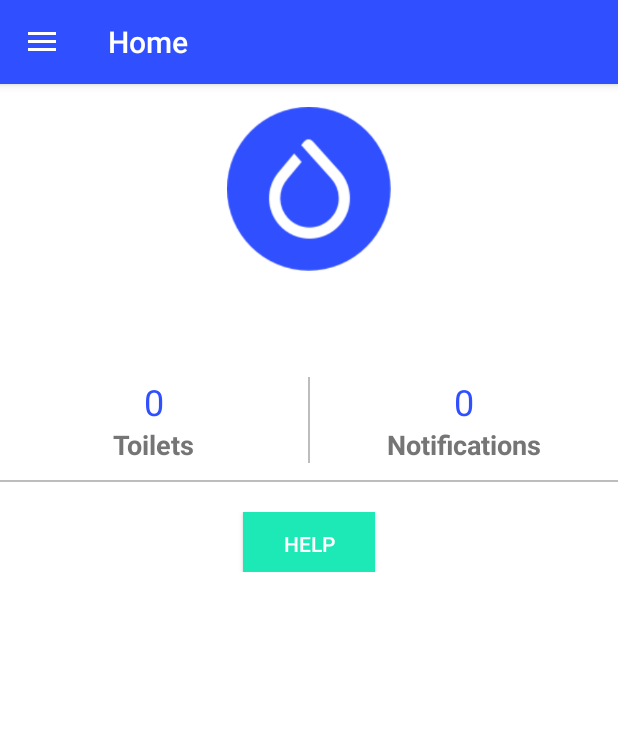
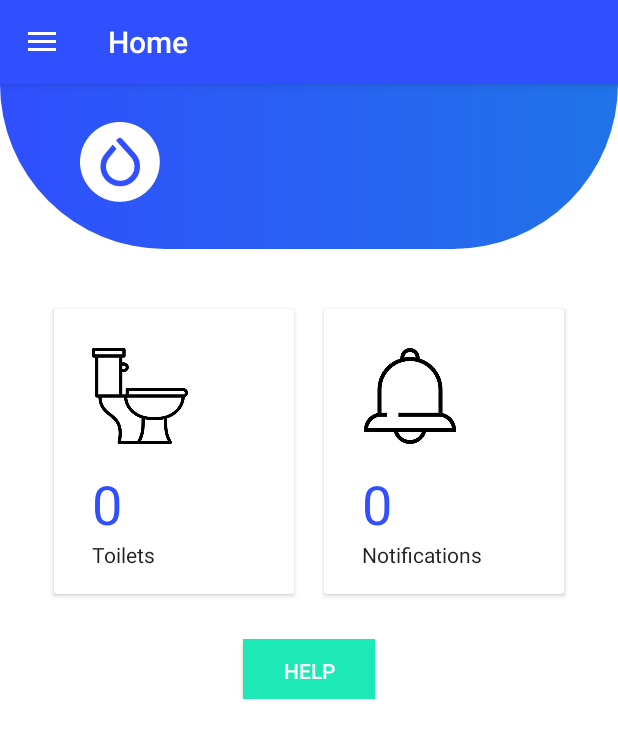
Before and after one commit to SevaCaltech/Seva, an Android app: the Home screen opened directly, with no data from a screen before it, on a phone screen of 412 x 824 dp. Shown: the top 738 px of the screen. Run offline under Robolectric (Android 15) with nearby library versions, the phone set to English and light mode, and no system bars; libraries missing offline, so code that uses them is left out: com.amazonaws, com.amazonaws.auth, com.amazonaws.mobile, com.amazonaws.mobileconnectors, com.amazonaws.regions and 2 more; plain views replace SpinKitView; pictures from the network do not load; 12 statements that could not run were skipped.

Commit message:
home/dashboard redesign and started map info cards

```diff
--- a/app/src/main/AndroidManifest.xml
+++ b/app/src/main/AndroidManifest.xml
@@ -14,7 +14,7 @@
         android:allowBackup="true"
         android:hardwareAccelerated="true"
         android:label="@string/app_name"
-        android:roundIcon="@mipmap/icon_seva_logo"
+        android:roundIcon="@drawable/icon_seva_logo"
         android:supportsRtl="true"
         android:theme="@style/AppTheme">
 
--- a/app/src/main/java/edu/caltech/seva/activities/Main/Fragments/Home.java
+++ b/app/src/main/java/edu/caltech/seva/activities/Main/Fragments/Home.java
@@ -15,8 +15,11 @@ import android.preference.PreferenceManager;
 import android.support.annotation.NonNull;
 import android.support.annotation.Nullable;
 import android.support.v4.app.Fragment;
+import android.support.v4.app.FragmentManager;
+import android.support.v4.app.FragmentTransaction;
 import android.support.v4.app.NotificationCompat;
 import android.support.v4.app.NotificationManagerCompat;
+import android.support.v7.widget.CardView;
 import android.util.Log;
 import android.view.LayoutInflater;
 import android.view.View;
@@ -59,7 +62,7 @@ import static com.amazonaws.mobile.auth.core.internal.util.ThreadUtils.runOnUiTh
 
 
 //the Home fragment that is the default starting page of the app which displays the user info
-public class Home extends Fragment {
+public class Home extends Fragment implements View.OnClickListener{
     //utility helpers
     private PrefManager prefManager;
     private BroadcastReceiver broadcastReceiver;
@@ -76,6 +79,7 @@ public class Home extends Fragment {
     private TextView displayName, subtext, numNotifications, numToilets;
     private Button helpButton;
     private static String name, uid, email;
+    private CardView toiletCard, notificationCard;
 
 
     @Nullable
@@ -88,6 +92,8 @@ public class Home extends Fragment {
         numNotifications = (TextView) rootView.findViewById(R.id.numNotifications);
         numToilets = (TextView) rootView.findViewById(R.id.numToilets);
         progressBar = (ProgressBar) rootView.findViewById(R.id.spin_kit);
+        toiletCard = (CardView) rootView.findViewById(R.id.toilet_card);
+        notificationCard = (CardView) rootView.findViewById(R.id.notification_card);
 
         prefManager = new PrefManager(getContext());
         uid = prefManager.getUid();
@@ -135,12 +141,9 @@ public class Home extends Fragment {
         }
 
         getActivity().setTitle("Home");
-        helpButton.setOnClickListener(new View.OnClickListener() {
-            @Override
-            public void onClick(View view) {
-                Toast.makeText(getActivity(), "Help Clicked..", Toast.LENGTH_SHORT).show();
-            }
-        });
+        helpButton.setOnClickListener(this);
+        toiletCard.setOnClickListener(this);
+        notificationCard.setOnClickListener(this);
 
         loadNotifications();
 
@@ -190,6 +193,32 @@ public class Home extends Fragment {
 
         NotificationManagerCompat notificationManagerCompat = NotificationManagerCompat.from(context);
         notificationManagerCompat.notify(NOTIFICATION_ID, builder.build());
+    }
+
+    @Override
+    public void onClick(View view) {
+        Fragment fragment = null;
+        switch (view.getId()){
+            case R.id.toilet_card:
+                //launch mytoilets fragment
+                fragment = new Toilets();
+                break;
+            case R.id.notification_card:
+                //launch notifications fragment
+                fragment = new Notifications();
+                break;
+            case R.id.helpButton:
+                Toast.makeText(getActivity(), "Help Clicked..", Toast.LENGTH_SHORT).show();
+                break;
+        }
+
+        if (fragment != null) {
+            FragmentManager fragmentManager = getFragmentManager();
+            FragmentTransaction ft = fragmentManager.beginTransaction();
+            ft.replace(R.id.screen_area, fragment);
+            ft.addToBackStack(null);
+            ft.commit();
+        }
     }
 
     private class initialSync extends AsyncTask<Void, String, String> {
--- a/app/src/main/java/edu/caltech/seva/activities/Repair/fragments/TestFragment.java
+++ b/app/src/main/java/edu/caltech/seva/activities/Repair/fragments/TestFragment.java
@@ -167,12 +167,16 @@ public class TestFragment extends Fragment {
             } catch (LambdaFunctionException e) {
                 Log.d("log", "Failed to invoke test lambda", e);
                 return null;
+            } catch (RuntimeException e) {
+                Log.d("log", "Took too long to connect to lambda", e);
+                return null;
             }
         }
 
         @Override
         protected void onPostExecute(JsonObject result) {
             if (result == null) {
+                Toast.makeText(getContext(), "Unable to connect to toilet..", Toast.LENGTH_LONG).show();
                 return;
             }
             String message = result.get("msg").toString().replaceAll("\"","");
--- /dev/null
+++ b/app/src/main/res/drawable/home_header.xml
@@ -0,0 +1,14 @@
+<?xml version="1.0" encoding="utf-8"?>
+<shape xmlns:android="http://schemas.android.com/apk/res/android"
+    android:shape="rectangle">
+    <gradient
+        android:angle="0"
+        android:startColor="@color/colorPrimary"
+        android:endColor="@color/gradient"
+        android:type="linear"/>
+    <size android:width="500dp"
+        android:height="400dp"/>
+    <corners
+        android:bottomLeftRadius="200dp"
+        android:bottomRightRadius="200dp"/>
+</shape>
--- a/app/src/main/res/layout/activity_home.xml
+++ b/app/src/main/res/layout/activity_home.xml
@@ -2,118 +2,155 @@
 <LinearLayout
     xmlns:android="http://schemas.android.com/apk/res/android"
     xmlns:app="http://schemas.android.com/apk/res-auto"
+    xmlns:tools="http://schemas.android.com/tools"
     android:layout_width="match_parent"
     android:layout_height="match_parent"
     android:orientation="vertical"
     android:background="@android:color/white">
 
+    <android.support.constraint.ConstraintLayout
+        android:layout_width="match_parent"
+        android:layout_height="wrap_content">
+        <View
+            android:layout_width="match_parent"
+            android:layout_height="110dp"
+            android:background="@drawable/home_header">
+        </View>
+
         <ImageView
             android:id="@+id/opPic"
-        android:layout_width="120dp"
-        android:layout_height="120dp"
-        android:src="@drawable/icon_blue"
-        android:layout_gravity="center_horizontal"
-        android:layout_marginTop="10dp"
-        android:padding="5dp" />
+            android:layout_width="64dp"
+            android:layout_height="64dp"
+            android:layout_marginStart="48dp"
+            android:layout_marginTop="20dp"
+            android:padding="5dp"
+            android:src="@drawable/icon_seva_logo"
+            app:layout_constraintStart_toStartOf="parent"
+            app:layout_constraintTop_toTopOf="parent" />
 
         <TextView
             android:id="@+id/opName"
             android:layout_width="wrap_content"
             android:layout_height="wrap_content"
-        android:text=" "
-        android:textColor="@color/primary_text"
+            android:layout_marginStart="10dp"
+            android:layout_marginTop="25dp"
+            android:text=" helloworld"
+            android:textColor="@android:color/white"
             android:textSize="22sp"
             android:textStyle="bold"
-        android:layout_gravity="center_horizontal"
-        android:gravity="center" />
+            app:layout_constraintStart_toEndOf="@+id/opPic"
+            app:layout_constraintTop_toTopOf="parent" />
 
         <TextView
             android:id="@+id/opID"
             android:layout_width="wrap_content"
             android:layout_height="wrap_content"
-        android:layout_gravity="center_horizontal"
-        android:gravity="center"
-        android:text=" "
+            android:text=" helloworld"
+            android:textColor="@color/primary_light"
             android:textSize="18sp"
-        android:textColor="@color/secondary_text"
-        android:textStyle="italic"/>
+            android:textStyle="italic"
+            app:layout_constraintTop_toBottomOf="@+id/opName"
+            app:layout_constraintStart_toEndOf="@+id/opPic"
+            android:layout_marginStart="10dp" />
+
+    </android.support.constraint.ConstraintLayout>
 
     <LinearLayout
         android:layout_width="match_parent"
         android:layout_height="wrap_content"
+        android:layout_marginTop="30dp"
         android:orientation="horizontal"
-        android:gravity="center"
-        android:layout_marginTop="11dp"
-        android:layout_marginBottom="11dp">
+        android:gravity="center">
+
+        <android.support.v7.widget.CardView
+            android:id="@+id/toilet_card"
+            android:foreground="?android:attr/selectableItemBackground"
+            android:clickable="true"
+            android:focusable="false"
+            android:layout_width="160dp"
+            android:layout_height="190dp"
+            android:layout_margin="10dp">
 
             <LinearLayout
-            android:layout_width="0dp"
-            android:layout_height="wrap_content"
-            android:layout_weight="1"
-            android:paddingLeft="15dp"
-            android:paddingRight="15dp"
-            android:gravity="center"
-            android:orientation="vertical">
+                android:layout_width="match_parent"
+                android:layout_height="match_parent"
+                android:orientation="vertical"
+                android:gravity="center_vertical">
+
+                <ImageView
+                    android:layout_width="64dp"
+                    android:layout_height="64dp"
+                    android:layout_marginTop="10dp"
+                    android:layout_marginLeft="25dp"
+                    android:src="@drawable/toilet_icon"/>
 
                 <TextView
                 android:id="@+id/numToilets"
                 android:layout_width="wrap_content"
                 android:layout_height="wrap_content"
-                android:layout_gravity="center"
-                android:text="0"
+                android:layout_marginTop="15dp"
+                android:layout_marginLeft="25dp"
+                android:textSize="36dp"
                 android:textColor="@color/colorPrimary"
-                android:textSize="24sp"/>
+                android:text="0"/>
 
                 <TextView
                     android:layout_width="wrap_content"
                     android:layout_height="wrap_content"
-                android:text="Toilets"
-                android:textSize="18sp"
-                android:textStyle="bold"
-                android:textColor="@color/secondary_text"/>
+                    android:layout_marginBottom="0dp"
+                    android:layout_marginLeft="25dp"
+                    android:textColor="@color/text_dark"
+                    android:text="Toilets"/>
 
             </LinearLayout>
 
-        <View
-            android:layout_width="1dp"
-            android:layout_height="match_parent"
-            android:background="@color/divider"
-            android:layout_gravity="center_horizontal"/>
+        </android.support.v7.widget.CardView>
+
+        <android.support.v7.widget.CardView
+            android:id="@+id/notification_card"
+            android:foreground="?android:attr/selectableItemBackground"
+            android:clickable="true"
+            android:focusable="false"
+            android:layout_width="160dp"
+            android:layout_height="190dp"
+            android:layout_margin="10dp">
 
             <LinearLayout
-            android:layout_width="0dp"
-            android:layout_height="wrap_content"
-            android:layout_weight="1"
-            android:gravity="center"
+                android:layout_width="match_parent"
+                android:layout_height="match_parent"
                 android:orientation="vertical"
-            android:paddingLeft="15dp"
-            android:paddingRight="15dp">
+                android:gravity="center_vertical">
+
+                <ImageView
+                    android:layout_width="64dp"
+                    android:layout_height="64dp"
+                    android:layout_marginTop="10dp"
+                    android:layout_marginLeft="25dp"
+                    android:src="@drawable/bell"/>
 
                 <TextView
                 android:id="@+id/numNotifications"
                 android:layout_width="wrap_content"
                 android:layout_height="wrap_content"
-                android:layout_gravity="center"
-                android:text="0"
+                android:layout_marginTop="15dp"
+                android:layout_marginLeft="25dp"
+                android:textSize="36dp"
                 android:textColor="@color/colorPrimary"
-                android:textSize="24sp"/>
+                android:text="0"/>
 
                 <TextView
                     android:layout_width="wrap_content"
                     android:layout_height="wrap_content"
-                android:text="Notifications"
-                android:textSize="18sp"
-                android:textStyle="bold"
-                android:textColor="@color/secondary_text"/>
+                    android:layout_marginBottom="0dp"
+                    android:layout_marginLeft="25dp"
+                    android:textColor="@color/text_dark"
+                    android:text="Notifications"/>
 
             </LinearLayout>
 
+        </android.support.v7.widget.CardView>
+
     </LinearLayout>
-
-    <View
-        android:layout_width="match_parent"
-        android:layout_height="1dp"
-        android:background="@color/divider" />
 
     <LinearLayout
         android:layout_width="match_parent"
--- a/app/src/main/res/values/colors.xml
+++ b/app/src/main/res/values/colors.xml
@@ -1,10 +1,10 @@
 <?xml version="1.0" encoding="utf-8"?>
 <resources>
     <color name="colorAccent">#FF4081</color>
-    <!--<color name="colorPrimary">#2979ff</color>-->
     <color name="colorPrimary">#304FFE</color>
     <color name="colorPrimaryDark">#263fcb</color>
     <color name="primary_light">#bbdefb</color>
+    <color name="gradient">#2073E8</color>
     <color name="colorPrimaryTransparent">#4d304ffe</color>
     <color name="text_dark">#DE000000</color>
     <color name="text_light">#8A000000</color>
```
Also changed, not shown: app/src/main/java/edu/caltech/seva/activities/Main/MainActivity.java (+0 -18 lines), app/src/main/res/drawable/map_overlay.xml (added, +20 -0 lines), app/src/main/res/drawable/status_circle.xml (added, +8 -0 lines), app/src/main/res/layout/activity_toilets.xml (+64 -0 lines), app/src/main/res/drawable/bell.png (added), app/src/main/res/drawable/toilet_icon.png (added). Lines whose indentation alone changed are shown as unchanged.
